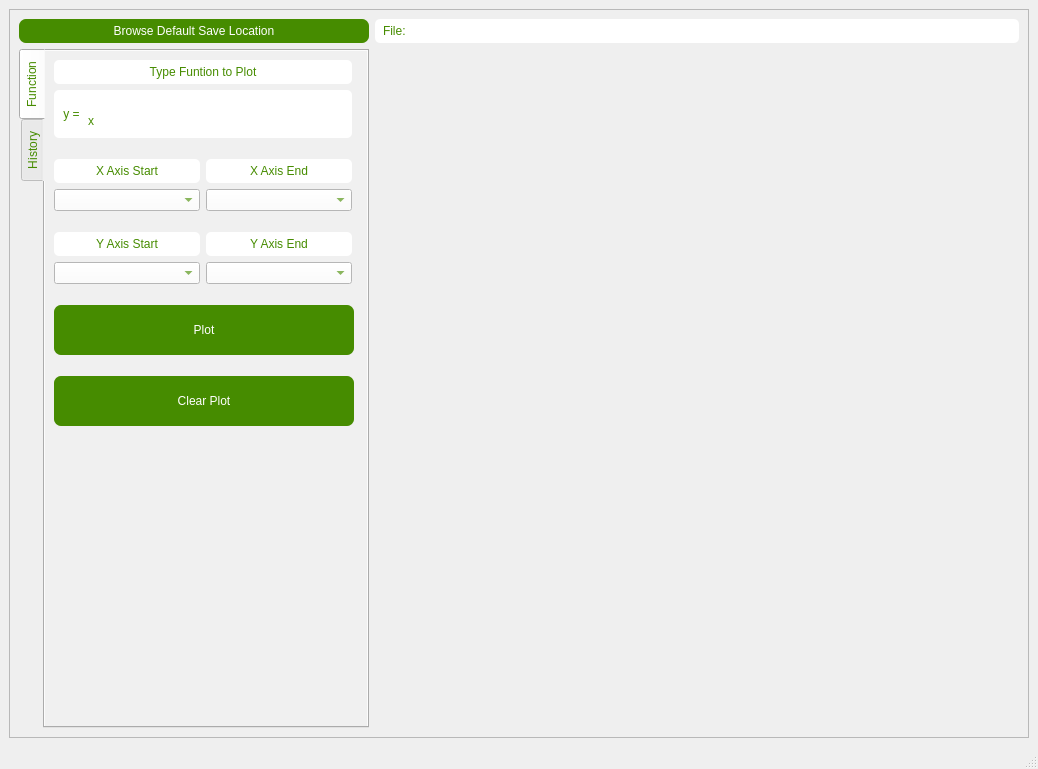
Before: the Qt Designer form ui_files/graph_layout.ui in Josh-ee/GraphingUI, drawn with Qt 5.
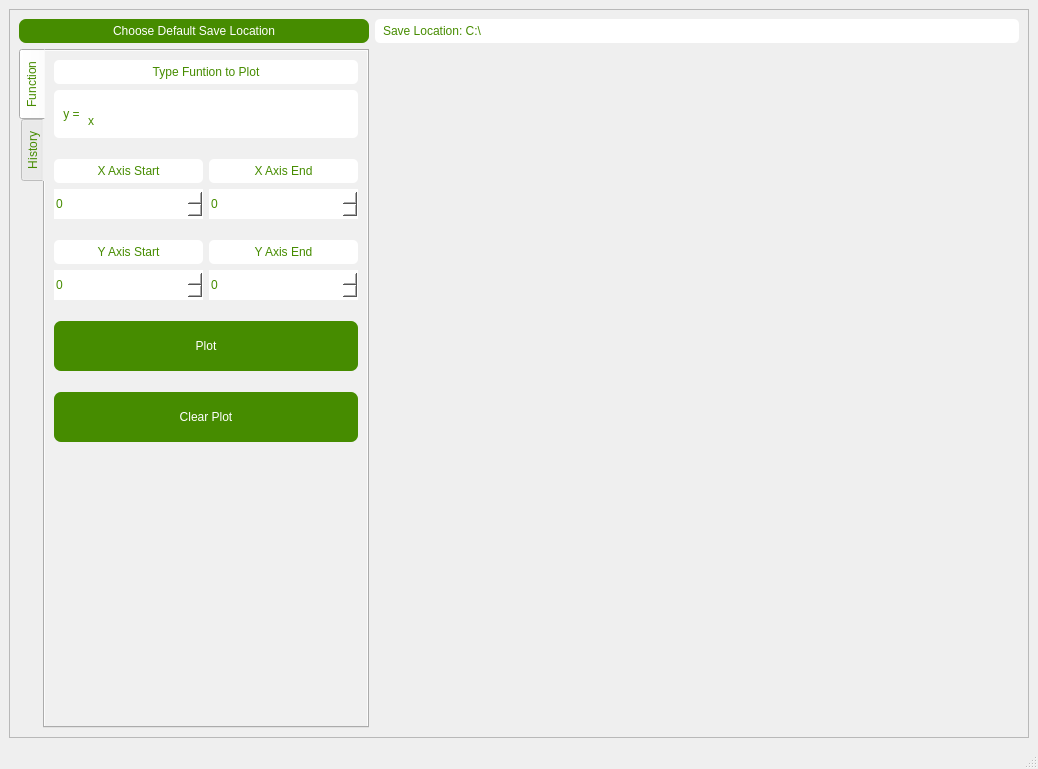
After: the same form once the commit is applied.

Commit message:
implemented axis limits
implemented axis limits and fixed multiples of the same plots.
A better solution may be to clear and plot all every time

```diff
--- a/ui_files/graph_layout.ui
+++ b/ui_files/graph_layout.ui
@@ -63,7 +63,40 @@
 	</string>
          </property>
          <property name="text">
-          <string>File:</string>
+          <string>Save Location: C:\</string>
+         </property>
+        </widget>
+       </item>
+       <item row="0" column="0">
+        <widget class="QPushButton" name="browseButton">
+         <property name="sizePolicy">
+          <sizepolicy hsizetype="Fixed" vsizetype="Fixed">
+           <horstretch>0</horstretch>
+           <verstretch>0</verstretch>
+          </sizepolicy>
+         </property>
+         <property name="minimumSize">
+          <size>
+           <width>350</width>
+           <height>0</height>
+          </size>
+         </property>
+         <property name="styleSheet">
+          <string notr="true">QPushButton{
+	background-color: rgb(70, 140, 0);
+	color: rgb(255, 255, 255);
+}
+QPushButton:hover{
+	background-color: rgb(85, 150, 100);
+}
+
+QPushButton:pressed{
+	background-color: rgb(86, 91, 89);
+}
+</string>
+         </property>
+         <property name="text">
+          <string>Choose Default Save Location</string>
          </property>
         </widget>
        </item>
@@ -97,23 +130,7 @@
            <string>Function</string>
           </attribute>
           <layout class="QGridLayout" name="gridLayout_3">
-           <item row="7" column="0">
-            <spacer name="verticalSpacer_4">
-             <property name="orientation">
-              <enum>Qt::Vertical</enum>
-             </property>
-             <property name="sizeType">
-              <enum>QSizePolicy::Fixed</enum>
-             </property>
-             <property name="sizeHint" stdset="0">
-              <size>
-               <width>20</width>
-               <height>15</height>
-              </size>
-             </property>
-            </spacer>
-           </item>
-           <item row="14" column="0">
+           <item row="10" column="0">
             <spacer name="verticalSpacer_6">
              <property name="orientation">
               <enum>Qt::Vertical</enum>
@@ -129,96 +146,17 @@
              </property>
             </spacer>
            </item>
-           <item row="3" column="0">
-            <spacer name="verticalSpacer_3">
-             <property name="orientation">
-              <enum>Qt::Vertical</enum>
-             </property>
-             <property name="sizeType">
-              <enum>QSizePolicy::Fixed</enum>
-             </property>
-             <property name="sizeHint" stdset="0">
-              <size>
-               <width>20</width>
-               <height>15</height>
-              </size>
-             </property>
-            </spacer>
-           </item>
-           <item row="16" column="0">
-            <spacer name="verticalSpacer">
-             <property name="orientation">
-              <enum>Qt::Vertical</enum>
-             </property>
-             <property name="sizeHint" stdset="0">
-              <size>
-               <width>20</width>
-               <height>202</height>
-              </size>
-             </property>
-            </spacer>
-           </item>
-           <item row="12" column="0">
-            <spacer name="verticalSpacer_5">
-             <property name="orientation">
-              <enum>Qt::Vertical</enum>
-             </property>
-             <property name="sizeType">
-              <enum>QSizePolicy::Fixed</enum>
-             </property>
-             <property name="sizeHint" stdset="0">
-              <size>
-               <width>20</width>
-               <height>15</height>
-              </size>
-             </property>
-            </spacer>
-           </item>
-           <item row="15" column="0" colspan="2">
-            <widget class="QPushButton" name="clearButton">
-             <property name="sizePolicy">
-              <sizepolicy hsizetype="Fixed" vsizetype="Fixed">
-               <horstretch>0</horstretch>
-               <verstretch>0</verstretch>
-              </sizepolicy>
-             </property>
-             <property name="minimumSize">
-              <size>
-               <width>300</width>
-               <height>50</height>
-              </size>
-             </property>
-             <property name="styleSheet">
-              <string notr="true">QPushButton{
-	background-color: rgb(70, 140, 0);
-	color: rgb(255, 255, 255);
-	font: 12 15pt &quot;Segoe UI Semibold&quot;;
-}
-QPushButton:hover{
-	background-color: rgb(85, 150, 100);
-}
-
-QPushButton:pressed{
-	background-color: rgb(86, 91, 89);
-}
-</string>
-             </property>
-             <property name="text">
-              <string>Clear Plot</string>
-             </property>
-            </widget>
-           </item>
-           <item row="13" column="0" colspan="3">
+           <item row="9" column="0" colspan="2">
             <widget class="QPushButton" name="plotButton">
              <property name="sizePolicy">
-              <sizepolicy hsizetype="Fixed" vsizetype="Fixed">
+              <sizepolicy hsizetype="Expanding" vsizetype="Fixed">
                <horstretch>0</horstretch>
                <verstretch>0</verstretch>
               </sizepolicy>
              </property>
              <property name="minimumSize">
               <size>
-               <width>300</width>
+               <width>0</width>
                <height>50</height>
               </size>
              </property>
@@ -242,68 +180,62 @@
              </property>
             </widget>
            </item>
-           <item row="6" column="1">
-            <widget class="QComboBox" name="comboBox_2">
-             <property name="styleSheet">
-              <string notr="true">background-color: rgb(255, 255, 255);</string>
-             </property>
-            </widget>
-           </item>
-           <item row="6" column="0">
-            <widget class="QComboBox" name="comboBox">
-             <property name="styleSheet">
-              <string notr="true">background-color: rgb(255, 255, 255);</string>
-             </property>
-            </widget>
-           </item>
-           <item row="10" column="0">
-            <widget class="QComboBox" name="comboBox_4">
-             <property name="styleSheet">
-              <string notr="true">background-color: rgb(255, 255, 255);</string>
-             </property>
-            </widget>
-           </item>
            <item row="8" column="0">
-            <widget class="QLabel" name="label_6">
-             <property name="styleSheet">
-              <string notr="true">    border-radius: 5px;
-	background-color: rgb(255, 255, 255);
-	border: none;
-	padding: 5px;
-	font: 12 15pt &quot;Segoe UI Semibold&quot;;
-
-	
-	</string>
+            <spacer name="verticalSpacer_5">
+             <property name="orientation">
+              <enum>Qt::Vertical</enum>
              </property>
-             <property name="text">
-              <string>Y Axis Start</string>
+             <property name="sizeType">
+              <enum>QSizePolicy::Fixed</enum>
              </property>
-             <property name="alignment">
-              <set>Qt::AlignCenter</set>
+             <property name="sizeHint" stdset="0">
+              <size>
+               <width>20</width>
+               <height>15</height>
+              </size>
              </property>
-            </widget>
+            </spacer>
            </item>
-           <item row="5" column="0">
-            <widget class="QLabel" name="label_4">
-             <property name="styleSheet">
-              <string notr="true">    border-radius: 5px;
-	background-color: rgb(255, 255, 255);
-	border: none;
-	padding: 5px;
-	font: 12 15pt &quot;Segoe UI Semibold&quot;;
-
-	
-	</string>
+           <item row="13" column="1">
+            <spacer name="horizontalSpacer_3">
+             <property name="orientation">
+              <enum>Qt::Horizontal</enum>
              </property>
-             <property name="text">
-              <string>X Axis Start</string>
+             <property name="sizeHint" stdset="0">
+              <size>
+               <width>143</width>
+               <height>20</height>
+              </size>
              </property>
-             <property name="alignment">
-              <set>Qt::AlignCenter</set>
+            </spacer>
+           </item>
+           <item row="13" column="0">
+            <spacer name="horizontalSpacer_2">
+             <property name="orientation">
+              <enum>Qt::Horizontal</enum>
              </property>
-            </widget>
+             <property name="sizeHint" stdset="0">
+              <size>
+               <width>144</width>
+               <height>20</height>
+              </size>
+             </property>
+            </spacer>
            </item>
-           <item row="5" column="1">
+           <item row="12" column="0">
+            <spacer name="verticalSpacer">
+             <property name="orientation">
+              <enum>Qt::Vertical</enum>
+             </property>
+             <property name="sizeHint" stdset="0">
+              <size>
+               <width>20</width>
+               <height>202</height>
+              </size>
+             </property>
+            </spacer>
+           </item>
+           <item row="3" column="1">
             <widget class="QLabel" name="label_5">
              <property name="styleSheet">
               <string notr="true">    border-radius: 5px;
@@ -323,14 +255,7 @@
              </property>
             </widget>
            </item>
-           <item row="10" column="1">
-            <widget class="QComboBox" name="comboBox_3">
-             <property name="styleSheet">
-              <string notr="true">background-color: rgb(255, 255, 255);</string>
-             </property>
-            </widget>
-           </item>
-           <item row="8" column="1">
+           <item row="6" column="1">
             <widget class="QLabel" name="label_7">
              <property name="styleSheet">
               <string notr="true">    border-radius: 5px;
@@ -350,7 +275,7 @@
              </property>
             </widget>
            </item>
-           <item row="1" column="0" colspan="2">
+           <item row="0" column="0" colspan="2">
             <widget class="QLabel" name="label_3">
              <property name="styleSheet">
               <string notr="true">    border-radius: 5px;
@@ -370,7 +295,7 @@
              </property>
             </widget>
            </item>
-           <item row="2" column="0" colspan="2">
+           <item row="1" column="0" colspan="2">
             <widget class="QFrame" name="frame">
              <property name="sizePolicy">
               <sizepolicy hsizetype="Preferred" vsizetype="Preferred">
@@ -454,6 +379,168 @@
              </layout>
             </widget>
            </item>
+           <item row="3" column="0">
+            <widget class="QLabel" name="label_4">
+             <property name="styleSheet">
+              <string notr="true">    border-radius: 5px;
+	background-color: rgb(255, 255, 255);
+	border: none;
+	padding: 5px;
+	font: 12 15pt &quot;Segoe UI Semibold&quot;;
+
+	
+	</string>
+             </property>
+             <property name="text">
+              <string>X Axis Start</string>
+             </property>
+             <property name="alignment">
+              <set>Qt::AlignCenter</set>
+             </property>
+            </widget>
+           </item>
+           <item row="6" column="0">
+            <widget class="QLabel" name="label_6">
+             <property name="styleSheet">
+              <string notr="true">    border-radius: 5px;
+	background-color: rgb(255, 255, 255);
+	border: none;
+	padding: 5px;
+	font: 12 15pt &quot;Segoe UI Semibold&quot;;
+
+	
+	</string>
+             </property>
+             <property name="text">
+              <string>Y Axis Start</string>
+             </property>
+             <property name="alignment">
+              <set>Qt::AlignCenter</set>
+             </property>
+            </widget>
+           </item>
+           <item row="5" column="0">
+            <spacer name="verticalSpacer_4">
+             <property name="orientation">
+              <enum>Qt::Vertical</enum>
+             </property>
+             <property name="sizeType">
+              <enum>QSizePolicy::Fixed</enum>
+             </property>
+             <property name="sizeHint" stdset="0">
+              <size>
+               <width>20</width>
+               <height>15</height>
+              </size>
+             </property>
+            </spacer>
+           </item>
+           <item row="2" column="0">
+            <spacer name="verticalSpacer_3">
+             <property name="orientation">
+              <enum>Qt::Vertical</enum>
+             </property>
+             <property name="sizeType">
+              <enum>QSizePolicy::Fixed</enum>
+             </property>
+             <property name="sizeHint" stdset="0">
+              <size>
+               <width>20</width>
+               <height>15</height>
+              </size>
+             </property>
+            </spacer>
+           </item>
+           <item row="11" column="0" colspan="2">
+            <widget class="QPushButton" name="clearButton">
+             <property name="sizePolicy">
+              <sizepolicy hsizetype="Expanding" vsizetype="Fixed">
+               <horstretch>0</horstretch>
+               <verstretch>0</verstretch>
+              </sizepolicy>
+             </property>
+             <property name="minimumSize">
+              <size>
+               <width>0</width>
+               <height>50</height>
+              </size>
+             </property>
+             <property name="styleSheet">
+              <string notr="true">QPushButton{
+	background-color: rgb(70, 140, 0);
+	color: rgb(255, 255, 255);
+	font: 12 15pt &quot;Segoe UI Semibold&quot;;
+}
+QPushButton:hover{
+	background-color: rgb(85, 150, 100);
+}
+
+QPushButton:pressed{
+	background-color: rgb(86, 91, 89);
+}
+</string>
+             </property>
+             <property name="text">
+              <string>Clear Plot</string>
+             </property>
+            </widget>
+           </item>
+           <item row="4" column="0">
+            <widget class="QSpinBox" name="x_startSpinBox">
+             <property name="minimumSize">
+              <size>
+               <width>0</width>
+               <height>30</height>
+              </size>
+             </property>
+             <property name="styleSheet">
+              <string notr="true">background-color: rgb(255, 255, 255);
+border: none;</string>
+             </property>
+            </widget>
+           </item>
+           <item row="4" column="1">
+            <widget class="QSpinBox" name="x_endSpinBox">
+             <property name="minimumSize">
+              <size>
+               <width>0</width>
+               <height>30</height>
+              </size>
+             </property>
+             <property name="styleSheet">
+              <string notr="true">background-color: rgb(255, 255, 255);
+border: none;</string>
+             </property>
+            </widget>
+           </item>
+           <item row="7" column="0">
+            <widget class="QSpinBox" name="y_startSpinBox">
+             <property name="minimumSize">
+              <size>
+               <width>0</width>
+               <height>30</height>
+              </size>
+             </property>
+             <property name="styleSheet">
+              <string notr="true">background-color: rgb(255, 255, 255);
+border: none;</string>
+             </property>
+            </widget>
+           </item>
+           <item row="7" column="1">
+            <widget class="QSpinBox" name="y_endSpinBox">
+             <property name="minimumSize">
+              <size>
+               <width>0</width>
+               <height>30</height>
+              </size>
+             </property>
+             <property name="styleSheet">
+              <string notr="true">background-color: rgb(255, 255, 255);
+border: none;</string>
+             </property>
+            </widget>
+           </item>
           </layout>
          </widget>
          <widget class="QWidget" name="tab_2">
@@ -472,39 +559,6 @@
          </widget>
         </widget>
        </item>
-       <item row="0" column="0">
-        <widget class="QPushButton" name="browseButton">
-         <property name="sizePolicy">
-          <sizepolicy hsizetype="Fixed" vsizetype="Fixed">
-           <horstretch>0</horstretch>
-           <verstretch>0</verstretch>
-          </sizepolicy>
-         </property>
-         <property name="minimumSize">
-          <size>
-           <width>350</width>
-           <height>0</height>
-          </size>
-         </property>
-         <property name="styleSheet">
-          <string notr="true">QPushButton{
-	background-color: rgb(70, 140, 0);
-	color: rgb(255, 255, 255);
-}
-QPushButton:hover{
-	background-color: rgb(85, 150, 100);
-}
-
-QPushButton:pressed{
-	background-color: rgb(86, 91, 89);
-}
-</string>
-         </property>
-         <property name="text">
-          <string>Browse Default Save Location</string>
-         </property>
-        </widget>
-       </item>
       </layout>
      </widget>
     </item>
```
Left out of the diff: 10 changed lines with no effect on the pictures. The commit also changes 1 other file.
